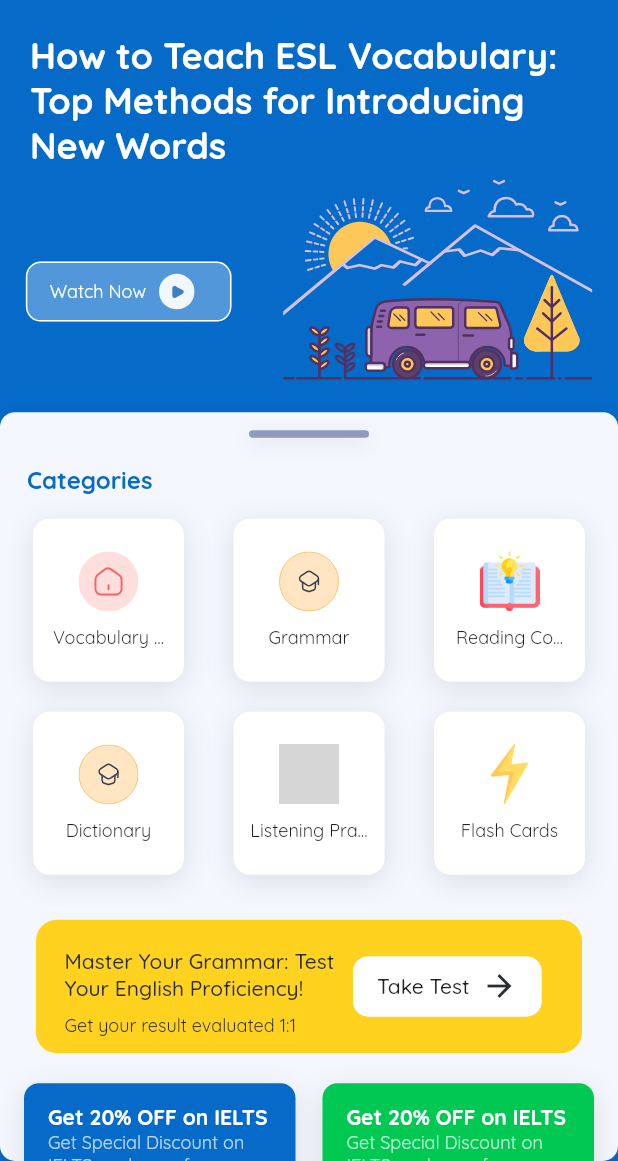
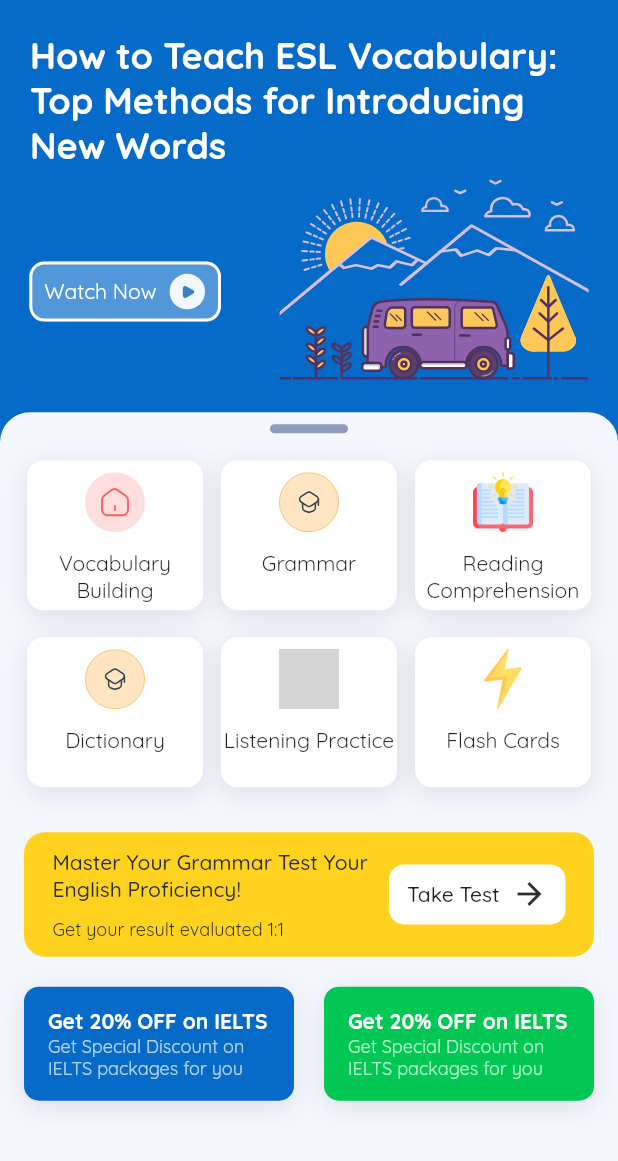
Before and after one commit to Harshgupta2902/elingo, a Flutter app: the screen it shows after launch, on a phone screen of 412 x 824 dp, the part 75-1236 px from its top. Run offline on Flutter 3.47's test engine with Material 3 defaults, Android fonts, the light colour scheme and no system bars; our stand-ins replace audioplayers, cached_network_image, carousel_slider, dio, firebase_core, firebase_dynamic_links and 11 more; missing offline and left inert: flutter_inappwebview; accounts and stored records are empty; project files that could hold a hidden picture were left out; grey boxes are pictures that could not be loaded.

Commit message:
ui changes

```diff
--- a/lib/dashboard_module/componants/container_for_test.dart
+++ b/lib/dashboard_module/componants/container_for_test.dart
@@ -18,6 +18,7 @@ class TakeTest extends StatelessWidget {
         borderRadius: 14,
       ),
       width: double.infinity,
+      margin: const EdgeInsets.symmetric(horizontal: 16, vertical: 20),
       padding: const EdgeInsetsDirectional.symmetric(horizontal: 18, vertical: 10),
       child: Row(
         children: [
@@ -26,15 +27,13 @@ class TakeTest extends StatelessWidget {
               crossAxisAlignment: CrossAxisAlignment.start,
               mainAxisSize: MainAxisSize.max,
               children: [
-                Padding(
-                  padding: const EdgeInsets.symmetric(vertical: 8),
-                  child: Text(
-                    'Master Your Grammar: Test Your English Proficiency! ',
+                Text(
+                  'Master Your Grammar Test Your English Proficiency! ',
                   style: Theme.of(context).textTheme.bodyLarge?.copyWith(
                         color: AppColors.balticSea,
                       ),
                 ),
-                ),
+                const SizedBox(height: 10),
                 Text(
                   "Get your result evaluated 1:1",
                   style: Theme.of(context).textTheme.bodySmall?.copyWith(
@@ -44,21 +43,19 @@ class TakeTest extends StatelessWidget {
               ],
             ),
           ),
-          Padding(
-            padding: const EdgeInsets.symmetric(horizontal: 8),
-            child: OutlinedButton(
-              style: getOutlinedButtonStyle(
-                borderRadius: 10,
-                showShadow: false,
-                width: MediaQuery.of(context).size.width * 0.1,
-                height: 40,
+          ElevatedButton(
+            style: ElevatedButton.styleFrom(
+                elevation: 0,
+                shape: const RoundedRectangleBorder(
+                  borderRadius: BorderRadius.all(
+                    Radius.circular(10),
+                  ),
+                ),
                 backgroundColor: AppColors.white,
-                borderColor: AppColors.white,
-              ),
+                minimumSize: Size(MediaQuery.of(context).size.width * 0.1, 40),
+                padding: const EdgeInsets.symmetric(horizontal: 12)),
             onPressed: () {
-                context.push(
-                  GoPaths.chooseMockTestScreen,
-                );
+              context.push(GoPaths.chooseMockTestScreen);
             },
             child: Row(
               mainAxisAlignment: MainAxisAlignment.spaceBetween,
@@ -74,7 +71,6 @@ class TakeTest extends StatelessWidget {
                 ),
               ],
             ),
-            ),
           )
         ],
       ),
--- a/lib/dashboard_module/componants/dashboard_custom_components.dart
+++ b/lib/dashboard_module/componants/dashboard_custom_components.dart
@@ -46,23 +46,20 @@ Widget loadAssetImage(String imagePath) {
   if (imagePath.endsWith('.png')) {
     return Image.asset(
       imagePath,
-      height: 40,
-      width: 40,
+      fit: BoxFit.fill,
     );
   }
 
   if (imagePath.endsWith('.svg')) {
     return SvgPicture.asset(
       imagePath,
-      height: 40,
-      width: 40,
+      fit: BoxFit.fill,
     );
   }
 
   return Image.asset(
     imagePath,
-    height: 40,
-    width: 40,
+    fit: BoxFit.fill,
   );
 }
 
@@ -78,9 +75,10 @@ Widget buildGridContainers({
       shrinkWrap: true,
       physics: const NeverScrollableScrollPhysics(),
       gridDelegate: const SliverGridDelegateWithFixedCrossAxisCount(
-        crossAxisSpacing: 25,
-        mainAxisSpacing: 20,
+        crossAxisSpacing: 12,
+        mainAxisSpacing: 18,
         crossAxisCount: 3,
+        mainAxisExtent: 100,
       ),
       itemCount: svgPaths.length,
       itemBuilder: (BuildContext context, int index) {
@@ -93,29 +91,28 @@ Widget buildGridContainers({
             context.push("/$routeName");
           },
           child: Container(
-            height: 120,
-            width: 120,
-            margin: const EdgeInsets.symmetric(horizontal: 4),
-            padding: const EdgeInsets.symmetric(horizontal: 10),
-            decoration: AppBoxDecoration.getBorderBoxDecoration(
+            decoration: AppBoxDecoration.getBoxDecoration(
               showShadow: true,
               blurRadius: 15,
-              borderColor: Colors.transparent,
               color: Colors.white,
               borderRadius: 11,
             ),
             child: Column(
-              mainAxisAlignment: MainAxisAlignment.center,
+              mainAxisAlignment: MainAxisAlignment.start,
               children: [
-                loadAssetImage(svgPath),
-                const SizedBox(height: 10),
+                const SizedBox(height: 8),
+                SizedBox(
+                  height: 40,
+                  width: 40,
+                  child: loadAssetImage(svgPath),
+                ),
+                const SizedBox(height: 12),
                 Text(
                   itemName,
                   textAlign: TextAlign.center,
-                  overflow: TextOverflow.ellipsis,
-                  style: Theme.of(context).textTheme.bodySmall?.copyWith(
+                  // overflow: TextOverflow.ellipsis,
+                  style: Theme.of(context).textTheme.bodyMedium?.copyWith(
                         color: Colors.black87,
-                        fontSize: 12,
                         fontWeight: FontWeight.w400,
                       ),
                 ),
@@ -128,62 +125,6 @@ Widget buildGridContainers({
   );
 }
 
-
-Widget detailsContainer({
-  required BuildContext context,
-  required List value,
-  required List<Color> bgColor,
-}) {
-  return GridView.builder(
-    shrinkWrap: true,
-    physics: const BouncingScrollPhysics(),
-    gridDelegate: SliverGridDelegateWithFixedCrossAxisCount(
-      crossAxisCount: 2,
-      crossAxisSpacing: 4,
-      mainAxisExtent: MediaQuery.of(context).size.height * 0.22,
-    ),
-    itemCount: value.length ?? 0,
-    itemBuilder: (context, index) {
-      final data = value[index];
-      final color = bgColor[index];
-
-      return Container(
-        margin: const EdgeInsets.symmetric(horizontal: 22, vertical: 12),
-        padding: const EdgeInsets.symmetric(horizontal: 10, vertical: 30),
-        width: 160,
-        decoration: AppBoxDecoration.getBoxDecoration(
-          color: color ?? AppColors.ultraMarineBlue,
-          borderRadius: 15,
-          showShadow: false,
-        ),
-        child: Padding(
-          padding: const EdgeInsets.only(right: 20),
-          child: Column(
-            crossAxisAlignment: CrossAxisAlignment.start,
-            mainAxisSize: MainAxisSize.max,
-            children: [
-              const SizedBox(height: 10),
-              Text(
-                data.key ?? '',
-                style: Theme.of(context).textTheme.bodyLarge?.copyWith(
-                      fontWeight: FontWeight.w400,
-                      color: AppColors.white,
-                    ),
-              ),
-              const SizedBox(height: 10),
-              Text(
-                data.value ?? "",
-                style: Theme.of(context).textTheme.labelMedium?.copyWith(
-                      color: AppColors.white,
-                    ),
-              ),
-            ],
-          ),
-        ),
-      );
-    },
-  );
-}
 
 Widget buildScrollContainers({
   required BuildContext context,
--- a/lib/dashboard_module/view/dashboard_view.dart
+++ b/lib/dashboard_module/view/dashboard_view.dart
@@ -28,9 +28,8 @@ class DashboardViewState extends State<DashboardView> {
   @override
   void initState() {
     super.initState();
-
+    _scrollController.addListener(_onScroll);
     FCMNotificationService().updateFCMToken();
-
     FirebaseMessaging.instance.getInitialMessage().then((RemoteMessage? value) {
       if (value != null) {
         FCMNotificationService().onNotificationClicked(payload: value.data, path: "home view");
@@ -41,68 +40,28 @@ class DashboardViewState extends State<DashboardView> {
   final controller = CarouselController();
   int activeIndex = 0;
 
-  final svgPaths = [
-    AssetPath.accommodation,
-    AssetPath.dashIcon,
-    AssetPath.reading,
-    AssetPath.dashIcon,
-    AssetPath.music,
-    AssetPath.flash,
-  ];
-
-  final svgData = [
-    "Vocabulary Building",
-    "Grammar",
-    "Reading Comprehension",
-    "Dictionary",
-    "Listening Practice",
-    "Flash Cards",
-  ];
-
-  final routesData = [
-    "videoLinksView",
-    "readingScreen",
-    "readingScreen",
-    "onboardingQuestions",
-    // "likedFlashCardsView",
-
-    "irregularVerbsScreen",
-    "chooseFlashCardScreen",
-  ];
-
-  final bgColors = [
-    AppColors.lavenderMist,
-    AppColors.tequila,
-    AppColors.aeroBlue,
-    AppColors.moonRaker,
-  ];
-
-  final detailsContainerBgColors = [
-    AppColors.ultraMarineBlue,
-    AppColors.darkMintGreen,
-    AppColors.darkMintGreen,
-    AppColors.ultraMarineBlue,
-  ];
-
-  final borderColorsList = [
-    AppColors.pastelBlue,
-    AppColors.sand,
-    AppColors.lightBluishGreen,
-    AppColors.babyPurple,
-  ];
-
-  final titleList = [
-    " Class Schedule",
-    " Mock Tests",
-    "Today’s Tasks",
-    "Practice Tests",
-  ];
-
   final realUserPost = [
     "Team Lead",
     "Co-founder",
     "Manager",
   ];
+
+  var _isScrolledToTop = false;
+  final _scrollController = DraggableScrollableController();
+
+  void _onScroll() {
+    WidgetsBinding.instance.addPostFrameCallback((timeStamp) {
+      if (_scrollController.size >= 0.85) {
+        setState(() {
+          _isScrolledToTop = true;
+        });
+      } else {
+        setState(() {
+          _isScrolledToTop = false;
+        });
+      }
+    });
+  }
 
   @override
   Widget build(BuildContext context) {
@@ -168,17 +127,17 @@ class DashboardViewState extends State<DashboardView> {
                       onPressed: () {
                         context.push(GoPaths.videoLinksView);
                       },
-                      style: getOutlinedButtonStyle(
-                        backgroundColor: Colors.white.withOpacity(
-                          0.3,
+                      style: OutlinedButton.styleFrom(
+                        shape: const RoundedRectangleBorder(
+                          borderRadius: BorderRadius.all(
+                            Radius.circular(10),
+                          ),
                         ),
                         foregroundColor: AppColors.white,
-                        borderColor: Colors.white,
-                        width: 50,
-                        height: 40,
-                        borderRadius: 10,
-                        buttonColor: Colors.white,
-                        showShadow: false,
+                        backgroundColor: Colors.white.withOpacity(0.3),
+                        side: const BorderSide(color: Colors.white, width: 2.0),
+                        minimumSize: const Size(50, 40),
+                        padding: const EdgeInsets.symmetric(horizontal: 10),
                       ),
                       child: Row(
                         mainAxisSize: MainAxisSize.min,
@@ -186,20 +145,16 @@ class DashboardViewState extends State<DashboardView> {
                         children: [
                           Text(
                             "Watch Now",
-                            style: Theme.of(context).textTheme.titleMedium?.copyWith(
-                                  color: AppColors.white,
-                                  fontSize: 12,
+                            style: Theme.of(context)
+                                .textTheme
+                                .bodyMedium
+                                ?.copyWith(color: AppColors.white),
                           ),
-                          ),
-                          Padding(
-                            padding: const EdgeInsets.symmetric(
-                              horizontal: 8,
-                            ),
-                            child: SvgPicture.asset(
+                          const SizedBox(width: 8),
+                          SvgPicture.asset(
                             AssetPath.videoIcon,
                             height: 25,
                             width: 25,
-                            ),
                           ),
                         ],
                       ),
@@ -219,9 +174,18 @@ class DashboardViewState extends State<DashboardView> {
             snapSizes: const [0.65],
             minChildSize: 0.65,
             maxChildSize: 0.98,
+            controller: _scrollController,
             builder: (context, scrollController) {
-              return Container(
-                decoration: AppBoxDecoration.getBoxDecoration(color: AppColors.zircon),
+              return AnimatedContainer(
+                duration: const Duration(seconds: 1),
+                decoration: BoxDecoration(
+                  color: AppColors.zircon,
+                  borderRadius: _isScrolledToTop
+                      ? null
+                      : const BorderRadius.vertical(
+                          top: Radius.circular(20),
+                        ),
+                ),
                 child: SingleChildScrollView(
                   controller: scrollController,
                   scrollDirection: Axis.vertical,
@@ -229,39 +193,49 @@ class DashboardViewState extends State<DashboardView> {
                     crossAxisAlignment: CrossAxisAlignment.start,
                     children: [
                       Padding(
-                        padding: const EdgeInsets.symmetric(horizontal: 12, vertical: 12),
-                        child: Row(
-                          mainAxisAlignment: MainAxisAlignment.center,
-                          children: [
-                            Container(
-                              height: 5,
-                              width: 80,
-                              decoration: AppBoxDecoration.getBoxDecoration(color: AppColors.cadetGrey),
-                            ),
-                          ],
+                        padding: const EdgeInsets.symmetric(vertical: 8),
+                        child: Center(
+                          child: AnimatedContainer(
+                            duration: const Duration(seconds: 1),
+                            height: _isScrolledToTop == false ? 6 : 0,
+                            width: _isScrolledToTop == false ? 52 : 0,
+                            decoration: const BoxDecoration(
+                              color: AppColors.cadetGrey,
+                              borderRadius: BorderRadius.all(
+                                Radius.circular(16),
                               ),
                             ),
-                      Padding(
-                        padding: const EdgeInsets.symmetric(horizontal: 18, vertical: 6),
-                        child: Text(
-                          "Categories",
-                          style: Theme.of(context).textTheme.labelLarge?.copyWith(
-                                color: AppColors.scienceBlue,
-                                fontWeight: FontWeight.w600,
-                                fontSize: 16,
                           ),
                         ),
                       ),
                       buildGridContainers(
                         context: context,
-                        svgPaths: svgPaths,
-                        svgData: svgData,
-                        routesData: routesData,
+                        svgPaths: [
+                          AssetPath.accommodation,
+                          AssetPath.dashIcon,
+                          AssetPath.reading,
+                          AssetPath.dashIcon,
+                          AssetPath.music,
+                          AssetPath.flash
+                        ],
+                        svgData: [
+                          "Vocabulary Building",
+                          "Grammar",
+                          "Reading Comprehension",
+                          "Dictionary",
+                          "Listening Practice",
+                          "Flash Cards",
+                        ],
+                        routesData: [
+                          "videoLinksView",
+                          "readingScreen",
+                          "readingScreen",
+                          "dictionary",
+                          "irregularVerbsScreen",
+                          "chooseFlashCardScreen",
+                        ],
                       ),
-                      const Padding(
-                        padding: EdgeInsets.symmetric(horizontal: 24, vertical: 20),
-                        child: TakeTest(),
-                      ),
+                      const TakeTest(),
                       Padding(
                         padding: const EdgeInsets.symmetric(horizontal: 16),
                         child: Row(
@@ -279,10 +253,8 @@ class DashboardViewState extends State<DashboardView> {
                                   children: [
                                     Text(
                                       "Get 20% OFF on IELTS",
-                                      style: Theme.of(context)
-                                          .textTheme
-                                          .bodyMedium
-                                          ?.copyWith(color: AppColors.white, fontWeight: FontWeight.w700),
+                                      style: Theme.of(context).textTheme.bodyMedium?.copyWith(
+                                          color: AppColors.white, fontWeight: FontWeight.w700),
                                     ),
                                     Text(
                                       "Get Special Discount on IELTS packages for you",
@@ -295,7 +267,7 @@ class DashboardViewState extends State<DashboardView> {
                                 ),
                               ),
                             ),
-                            const SizedBox(width: 18),
+                            const SizedBox(width: 20),
                             Flexible(
                               child: Container(
                                 padding: const EdgeInsets.symmetric(horizontal: 16, vertical: 14),
@@ -308,10 +280,8 @@ class DashboardViewState extends State<DashboardView> {
                                   children: [
                                     Text(
                                       "Get 20% OFF on IELTS",
-                                      style: Theme.of(context)
-                                          .textTheme
-                                          .bodyMedium
-                                          ?.copyWith(color: AppColors.white, fontWeight: FontWeight.w700),
+                                      style: Theme.of(context).textTheme.bodyMedium?.copyWith(
+                                          color: AppColors.white, fontWeight: FontWeight.w700),
                                     ),
                                     Text(
                                       "Get Special Discount on IELTS packages for you",
@@ -327,29 +297,13 @@ class DashboardViewState extends State<DashboardView> {
                           ],
                         ),
                       ),
-                      const SizedBox(height: 50),
-                      Padding(
-                        padding: const EdgeInsets.symmetric(horizontal: 20, vertical: 8),
-                        child: Row(
-                          mainAxisAlignment: MainAxisAlignment.center,
-                          children: [
-                            Column(
-                              children: [
-                                Text(
-                                  "Real Reviews",
+                      const SizedBox(height: kToolbarHeight - 20),
+                      Center(
+                        child: Text(
+                          "Students Reviews",
                           style: Theme.of(context).textTheme.titleLarge?.copyWith(
                                 color: AppColors.black,
                               ),
-                                ),
-                                Text(
-                                  "From Real Students.",
-                                  style: Theme.of(context).textTheme.titleLarge?.copyWith(
-                                        color: AppColors.scienceBlue,
-                                      ),
-                                ),
-                              ],
-                            ),
-                          ],
                         ),
                       ),
                       CarouselSlider.builder(
@@ -403,7 +357,7 @@ class DashboardViewState extends State<DashboardView> {
                           scrollPhysics: const BouncingScrollPhysics(),
                         ),
                       ),
-                      const SizedBox(height: 50)
+                      const SizedBox(height: kToolbarHeight),
                     ],
                   ),
                 ),
--- a/lib/flash_cards/controller /get_flash_card_controller.dart
+++ b/lib/flash_cards/controller /get_flash_card_controller.dart
@@ -11,6 +11,7 @@ class GetFlashCardDataController extends GetxController with StateMixin<FlashCar
 
   void getFlashCardData({required String categoryName}) async {
     debugPrint("--------------- start fetching FlashCards -----------------");
+    debugPrint("--------------- start fetching FlashCards $categoryName-----------------");
 
     change(null, status: RxStatus.loading());
 
--- a/lib/main.dart
+++ b/lib/main.dart
@@ -11,7 +11,7 @@ import 'utilities/navigation/route_generator.dart';
 void main() async {
   WidgetsFlutterBinding.ensureInitialized();
 
-  await Firebase.initializeApp();
+  // await Firebase.initializeApp();
   var directory = await getApplicationDocumentsDirectory();
   Hive.init(directory.path);
 
--- a/lib/utilities/dio/api_end_points.dart
+++ b/lib/utilities/dio/api_end_points.dart
@@ -1,8 +1,7 @@
 class APIEndPoints {
-
   // TODO: USING STAGING
-  static const live = 'http://10.0.20.125/learnAPi/Api/';
-  static const staging = 'http://10.0.20.125/learnAPi/Api/';
+  static const live = 'http://10.0.20.132/learnAPi/Api/';
+  static const staging = 'http://10.0.20.132/learnAPi/Api/';
   static const base = staging;
   static const login = 'kycVerification';
   static const mockyAPi = "8caf8932-0571-421c-9e8c-a79cd43a245";
--- a/lib/utilities/navigation/go_paths.dart
+++ b/lib/utilities/navigation/go_paths.dart
@@ -26,7 +26,7 @@ class GoPaths {
 
   static const String onboardingQuestions = '/onboardingQuestions';
   static const String likedFlashCardsView = '/likedFlashCardsView';
-  static const String savedFlashCardsView = '/savedFlashCardsView';
+  // static const String savedFlashCardsView = '/savedFlashCardsView';
   static const String customFlashCards = '/customFlashCards';
   static const String chooseFlashCardScreen = '/chooseFlashCardScreen';
   static const String chooseMockTestScreen = '/chooseMockTestScreen';
```
Also changed, not shown: lib/dashboard_module/quiz/view/choose_flash_cards_category_view.dart (+13 -0 lines), lib/dashboard_module/search_vocablury/view/dictionary_screen_view.dart (+37 -23 lines), lib/flash_cards/view/category_view.dart (+28 -38 lines), lib/flash_cards/view/category_view_components.dart (+5 -10 lines), lib/flash_cards/view/custom_flash_cards.dart (+14 -19 lines), lib/utilities/navigation/route_generator.dart (+0 -28 lines), 1 other file. Lines whose indentation alone changed are shown as unchanged.
